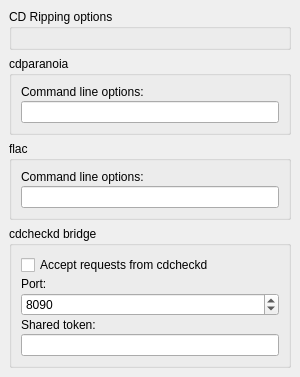
This is options_cdripper.ui in goldphish/picard-cd-ripper as Qt 5 draws it before an edit. The edited form follows.
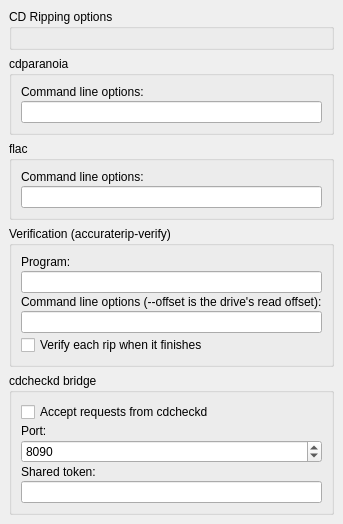
This is the edited form.

Commit message: Add Verify and re-rip: re-rip only the tracks that fail

```diff
--- a/options_cdripper.ui
+++ b/options_cdripper.ui
@@ -82,6 +82,48 @@
      </layout>
     </widget>
    </item>
+   <item>
+    <widget class="QGroupBox" name="verify_options">
+     <property name="title">
+      <string>Verification (accuraterip-verify)</string>
+     </property>
+     <layout class="QVBoxLayout">
+      <property name="spacing">
+       <number>2</number>
+      </property>
+      <property name="margin">
+       <number>9</number>
+      </property>
+      <item>
+       <widget class="QLabel" name="verifier_label">
+        <property name="text">
+         <string>Program:</string>
+        </property>
+       </widget>
+      </item>
+      <item>
+       <widget class="QLineEdit" name="verifier"/>
+      </item>
+      <item>
+       <widget class="QLabel" name="verify_opts_label">
+        <property name="text">
+         <string>Command line options (--offset is the drive's read offset):</string>
+        </property>
+       </widget>
+      </item>
+      <item>
+       <widget class="QLineEdit" name="verify_opts"/>
+      </item>
+      <item>
+       <widget class="QCheckBox" name="verify_after_rip">
+        <property name="text">
+         <string>Verify each rip when it finishes</string>
+        </property>
+       </widget>
+      </item>
+     </layout>
+    </widget>
+   </item>
    <item>
     <widget class="QGroupBox" name="bridge_options">
      <property name="title">
```
Left out of the diff: 3 changed lines with no effect on the pictures. The commit also changes 10 other files.
